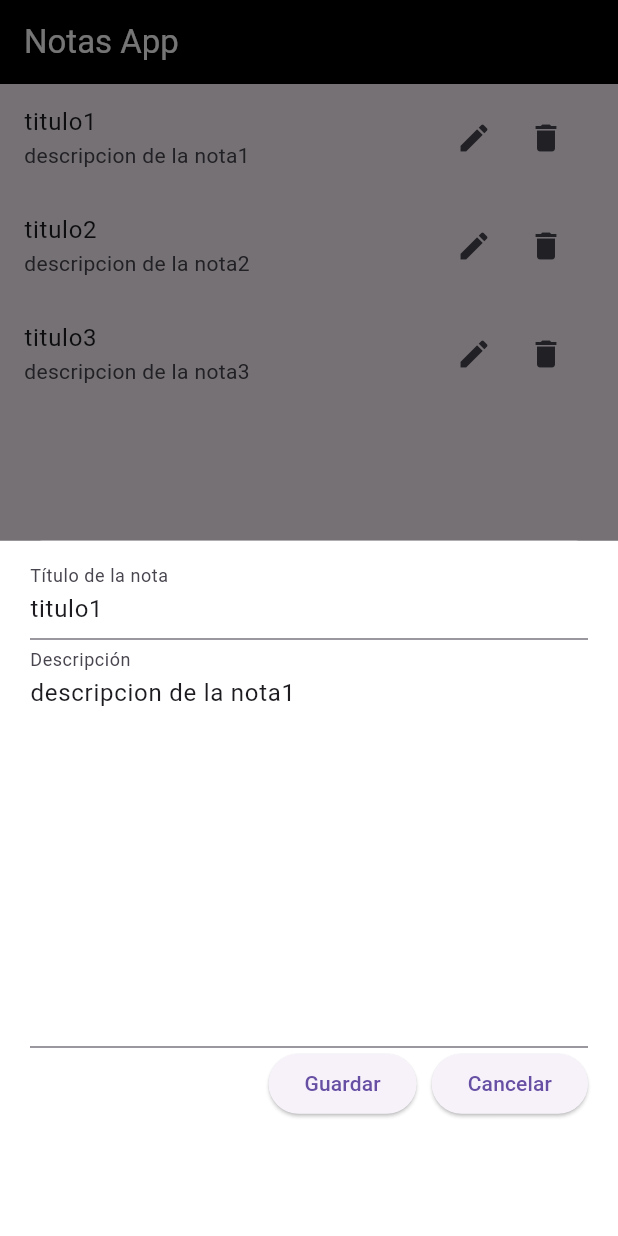
After one commit to ZionitAdmin/todo_practica, a Flutter app: the screen it shows after launch, after a tap on the "edit" icon, on a phone screen of 412 x 824 dp. The commit adds this screen. Run offline on Flutter 3.47's test engine with Material 3 defaults, Android fonts, the light colour scheme and no system bars.

Commit message:
codigo ordenado y reducido

```diff
--- a/lib/main.dart
+++ b/lib/main.dart
@@ -1,19 +1,16 @@
 import 'package:flutter/material.dart';
-import 'package:todo_practica/pages/Home.dart';
-import 'package:todo_practica/values/tema.dart';
+import 'package:todo_practica/pages/home.dart';
 
-void main() => runApp(
-      MainApp(),
-    );
+void main() {
+  runApp(MyApp());
+}
 
-class MainApp extends StatelessWidget {
+class MyApp extends StatelessWidget {
   @override
   Widget build(BuildContext context) {
-    return MaterialApp(
+    return const MaterialApp(
+      home: HomePage(),
       debugShowCheckedModeBanner: false,
-      theme: miTema(context),
-      title: 'Notas App',
-      home: HomePage(),
     );
   }
 }
--- a/lib/values/tema.dart
+++ b/lib/values/tema.dart
@@ -1,6 +1,6 @@
 import 'package:flutter/material.dart';
 
-const Color primary = Color(0xff272838A8);
+const Color primary = Color(0xff272838a8);
 const Color secundary = Color(0xffC1BCBC);
 const Color blanco = Color(0xffFFFFFF);
 const Color rojo = Color(0xffE71616);
--- /dev/null
+++ b/lib/widgets/modal_nota.dart
@@ -0,0 +1,96 @@
+import 'package:flutter/material.dart';
+import 'package:todo_practica/models/nota.dart';
+
+class ModalNota extends StatefulWidget {
+  final Nota? nota;
+  final Function(Nota) onNotaGuardada;
+
+  const ModalNota({Key? key, this.nota, required this.onNotaGuardada})
+      : super(key: key);
+
+  @override
+  State<ModalNota> createState() => _ModalNotaState();
+}
+
+class _ModalNotaState extends State<ModalNota> {
+  late TextEditingController _tituloController;
+  late TextEditingController _descripcionController;
+
+  @override
+  void initState() {
+    _tituloController =
+        TextEditingController(text: widget.nota?.titulo ?? '');
+    _descripcionController =
+        TextEditingController(text: widget.nota?.descripcion ?? '');
+    super.initState();
+  }
+
+  @override
+  Widget build(BuildContext context) {
+    return Container(
+      padding: const EdgeInsets.symmetric(horizontal: 20, vertical: 10),
+      color: Colors.white,
+      child: Form(
+        child: Column(
+          children: [
+            TextFormField(
+              controller: _tituloController,
+              decoration: const InputDecoration(labelText: 'Título de la nota'),
+            ),
+            TextFormField(
+              controller: _descripcionController,
+              decoration: const InputDecoration(labelText: 'Descripción'),
+              maxLines: 10,
+            ),
+            Row(
+              mainAxisAlignment: MainAxisAlignment.end,
+              children: [
+                ElevatedButton(
+                  onPressed: () {
+                    if (_tituloController.text.isNotEmpty &&
+                        _descripcionController.text.isNotEmpty) {
+                      Nota notaGuardada = Nota(
+                        titulo: _tituloController.text,
+                        descripcion: _descripcionController.text,
+                      );
+
+                      widget.onNotaGuardada(notaGuardada);
+
+                      Navigator.pop(context);
+                      ScaffoldMessenger.of(context).showSnackBar(
+                        const SnackBar(
+                          content: Text('Nota guardada correctamente'),
+                        ),
+                      );
+                    } else {
+                      ScaffoldMessenger.of(context).showSnackBar(
+                        const SnackBar(
+                          content: Text('Ambos campos deben ser completados'),
+                        ),
+                      );
+                    }
+                  },
+                  child: const Text('Guardar'),
+                ),
+                const SizedBox(width: 10),
+                ElevatedButton(
+                  onPressed: () {
+                    Navigator.pop(context);
+                  },
+                  child: const Text('Cancelar'),
+                ),
+              ],
+            )
+          ],
+        ),
+      ),
+    );
+  }
+
+  @override
+  void dispose() {
+    _descripcionController.dispose();
+    _tituloController.dispose();
+    super.dispose();
+  }
+}
--- /dev/null
+++ b/lib/widgets/nota_tile.dart
@@ -0,0 +1,52 @@
+import 'package:flutter/material.dart';
+import 'package:todo_practica/models/nota.dart';
+import 'package:todo_practica/widgets/modal_nota.dart';
+
+
+class NotaTile extends StatelessWidget {
+  final Nota nota;
+  final Function(Nota) onEditar;
+  final VoidCallback onEliminar;
+
+  const NotaTile({
+    Key? key,
+    required this.nota,
+    required this.onEditar,
+    required this.onEliminar,
+  }) : super(key: key);
+
+  @override
+  Widget build(BuildContext context) {
+    return ListTile(
+      title: Text(nota.titulo!),
+      subtitle: Text(nota.descripcion!),
+      trailing: Row(
+        mainAxisSize: MainAxisSize.min,
+        children: [
+          IconButton(
+            icon: const Icon(Icons.edit),
+            onPressed: () {
+              _editarNota(context);
+            },
+          ),
+          IconButton(
+            icon: const Icon(Icons.delete),
+            onPressed: onEliminar,
+          ),
+        ],
+      ),
+    );
+  }
+
+  void _editarNota(BuildContext context) {
+    showModalBottomSheet(
+      context: context,
+      builder: (BuildContext context) {
+        return ModalNota(
+          nota: nota,
+          onNotaGuardada: onEditar,
+        );
+      },
+    );
+  }
+}
```
Also changed, not shown: lib/pages/home.dart (+25 -215 lines).
